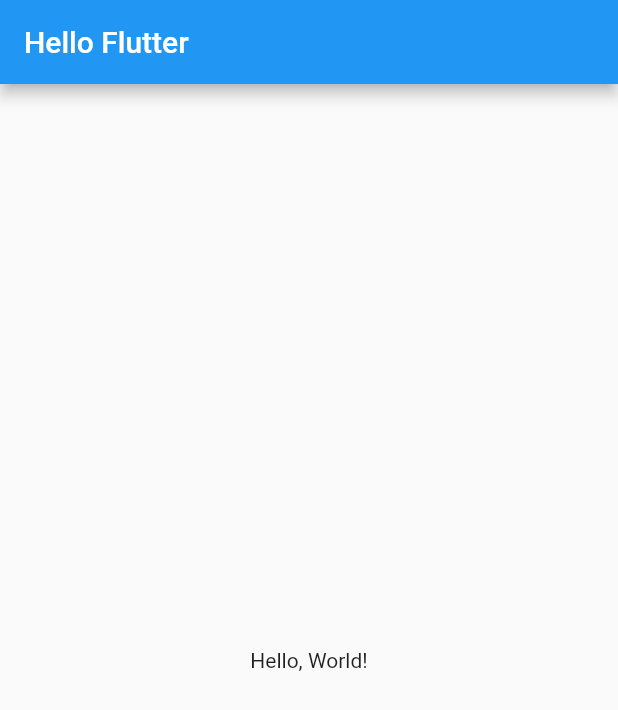
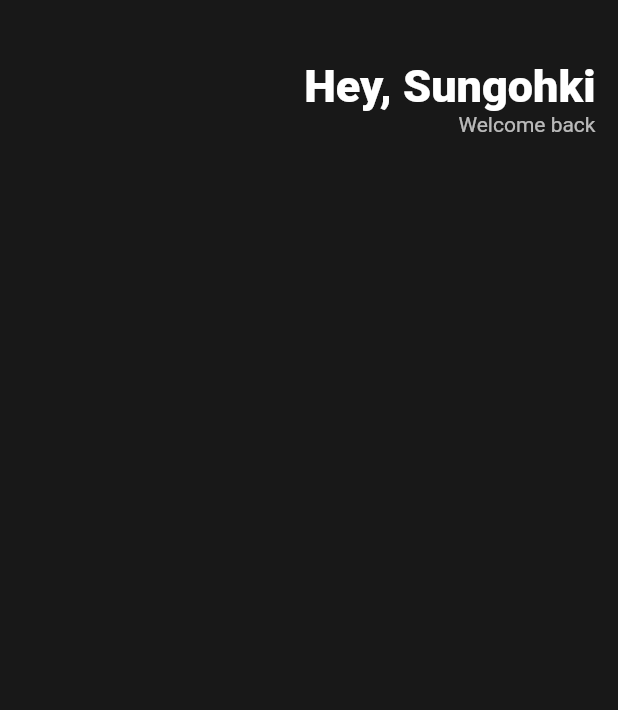
Before and after one commit to sungohki/webtoonViewer, a Flutter app: the screen it shows after launch, on a phone screen of 412 x 824 dp. Shown: the top 710 px of the screen. Run offline on Flutter 3.47's test engine with Material 2 defaults, Android fonts, the phone set to English and light mode, and no system bars.

Commit message:
modified : create header layout

```diff
--- a/src/lib/main.dart
+++ b/src/lib/main.dart
@@ -10,11 +10,43 @@
   Widget build(BuildContext context) {
     return (MaterialApp(
         home: Scaffold(
-            appBar: AppBar(
-              title: Text('Hello Flutter'),
+      backgroundColor: Color(0xFF181818),
+      // backgroundColor: Color.fromARGB(18, 18, 18, 1),
+      // backgroundColor: Colors.black,
+      body: Padding(
+        padding: EdgeInsets.symmetric(horizontal: 15),
+        child: Column(
+          children: [
+            SizedBox(
+              height: 40,
             ),
-            body: Center(
-              child: Text("Hello, World!"),
-            ))));
+            Row(
+              mainAxisAlignment: MainAxisAlignment.end,
+              children: [
+                Column(
+                  crossAxisAlignment: CrossAxisAlignment.end,
+                  children: [
+                    Text(
+                      'Hey, Sungohki',
+                      style: TextStyle(
+                        color: Colors.white,
+                        fontSize: 30,
+                        fontWeight: FontWeight.w800,
+                      ),
+                    ),
+                    Text(
+                      'Welcome back',
+                      style: TextStyle(
+                        color: Colors.white.withOpacity(0.7),
+                      ),
+                    ),
+                  ],
+                )
+              ],
+            )
+          ],
+        ),
+      ),
+    )));
   }
 }
```
